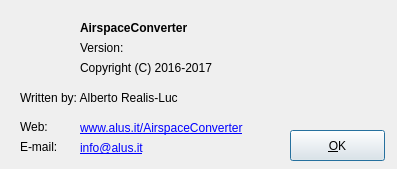
Before: the Qt Designer form AirspaceConverterQt/aboutdialog.ui in alus-it/AirspaceConverter, drawn with Qt 5.
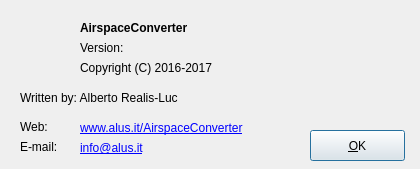
After: the same form once the commit is applied.

Commit message: Linux Qt interface fixes

What changed in the file:
```diff
--- a/AirspaceConverterQt/aboutdialog.ui
+++ b/AirspaceConverterQt/aboutdialog.ui
@@ -6,7 +6,7 @@
    <rect>
     <x>0</x>
     <y>0</y>
-    <width>397</width>
+    <width>420</width>
     <height>169</height>
    </rect>
   </property>
@@ -18,13 +18,13 @@
   </property>
   <property name="minimumSize">
    <size>
-    <width>397</width>
+    <width>420</width>
     <height>169</height>
    </size>
   </property>
   <property name="maximumSize">
    <size>
-    <width>397</width>
+    <width>420</width>
     <height>169</height>
    </size>
   </property>
@@ -40,7 +40,7 @@
   <widget class="QPushButton" name="OKpushButton">
    <property name="geometry">
     <rect>
-     <x>290</x>
+     <x>310</x>
      <y>130</y>
      <width>95</width>
      <height>31</height>
@@ -152,7 +152,7 @@
     <rect>
      <x>80</x>
      <y>120</y>
-     <width>201</width>
+     <width>221</width>
      <height>16</height>
     </rect>
    </property>
```
The commit also changes 1 other file.
